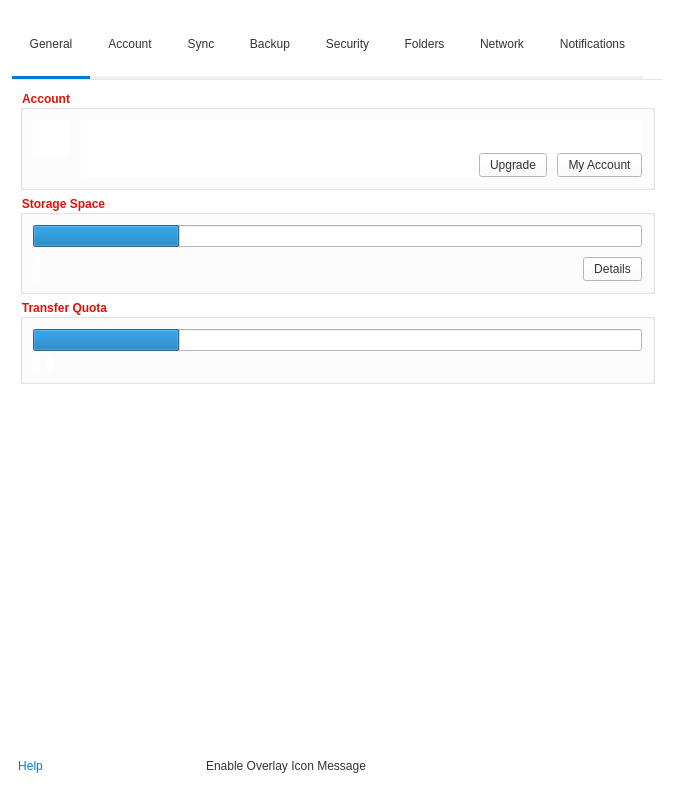
meganz/MEGAsync, file src/MEGASync/gui/linux/SettingsDialog.ui: the form before one commit.
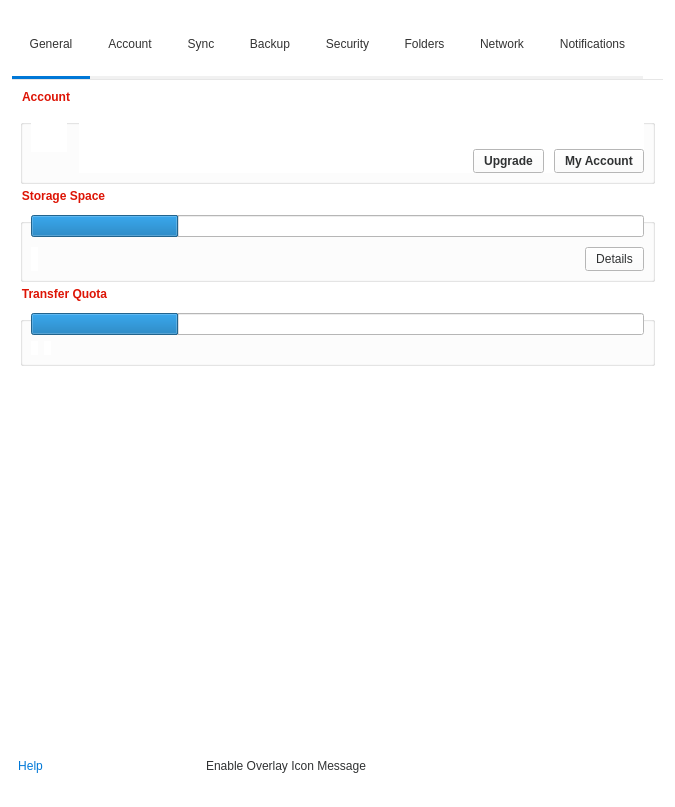
The form after the commit. The open tabs and pages were chosen to show the change. Icons and pictures are not drawn. Custom widgets are drawn as their Qt base class.

Commit message: SNC-4541 : margin for group box title.

Patch:
```diff
--- a/src/MEGASync/gui/linux/SettingsDialog.ui
+++ b/src/MEGASync/gui/linux/SettingsDialog.ui
@@ -27,11 +27,15 @@
 QGroupBox
 {
 font-weight: bold;
+margin-top: 15px;
 }
 
 QGroupBox::title
 {
 color: #DD1405; /*colorToken.button-brand*/
+subcontrol-origin: margin;
+subcontrol-position: top left;
+padding: 0 15 0 0px;
 }
 
 QCheckBox::indicator
@@ -1262,6 +1266,7 @@
          <property name="font">
           <font>
            <pointsize>-1</pointsize>
+           <bold>true</bold>
           </font>
          </property>
          <property name="title">
```
